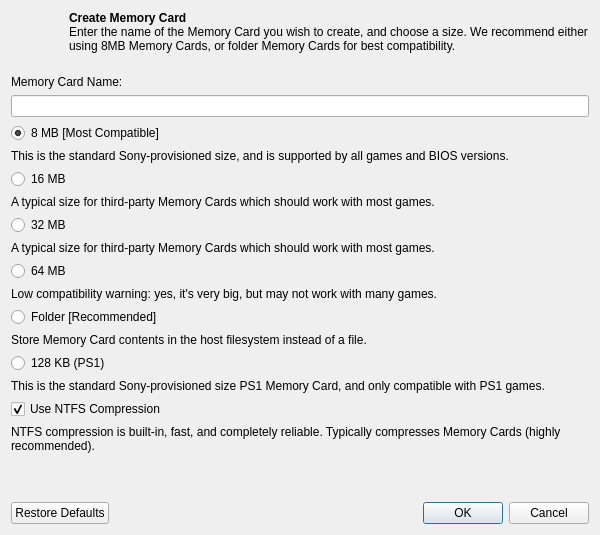
This is pcsx2-qt/Settings/MemoryCardCreateDialog.ui in PCSX2/pcsx2 as Qt 5 draws it before an edit. The edited form follows.
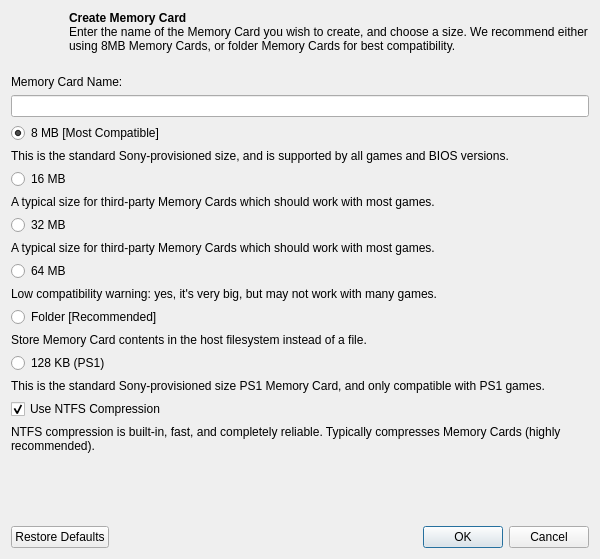
This is the edited form. Icons and pictures are not drawn.

```diff
--- a/pcsx2-qt/Settings/MemoryCardCreateDialog.ui
+++ b/pcsx2-qt/Settings/MemoryCardCreateDialog.ui
@@ -7,7 +7,7 @@
     <x>0</x>
     <y>0</y>
     <width>600</width>
-    <height>535</height>
+    <height>559</height>
    </rect>
   </property>
   <property name="windowTitle">
```
Left out of the diff: 57 changed lines with no effect on the pictures.
